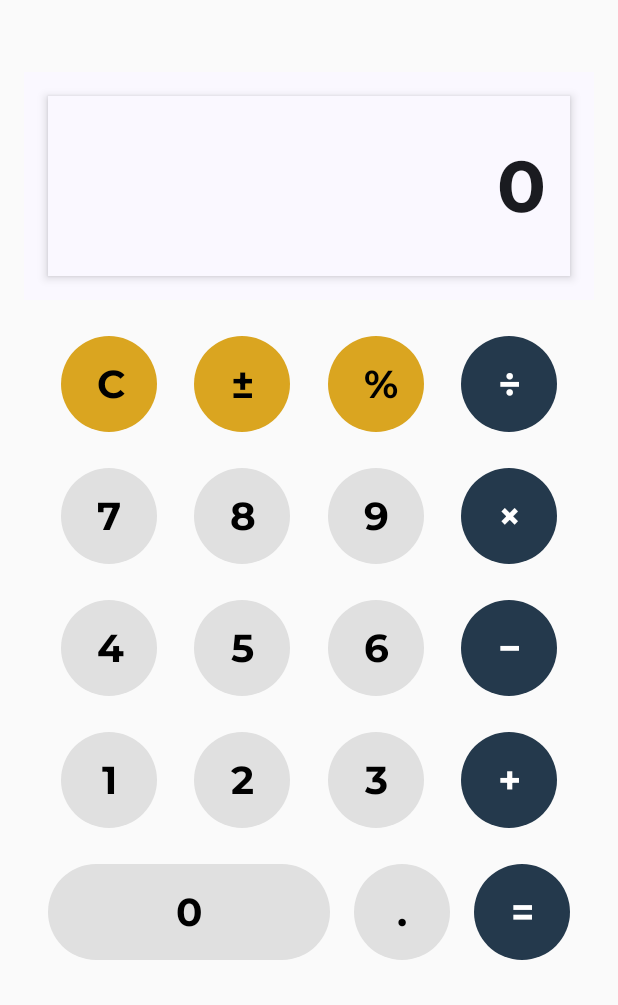
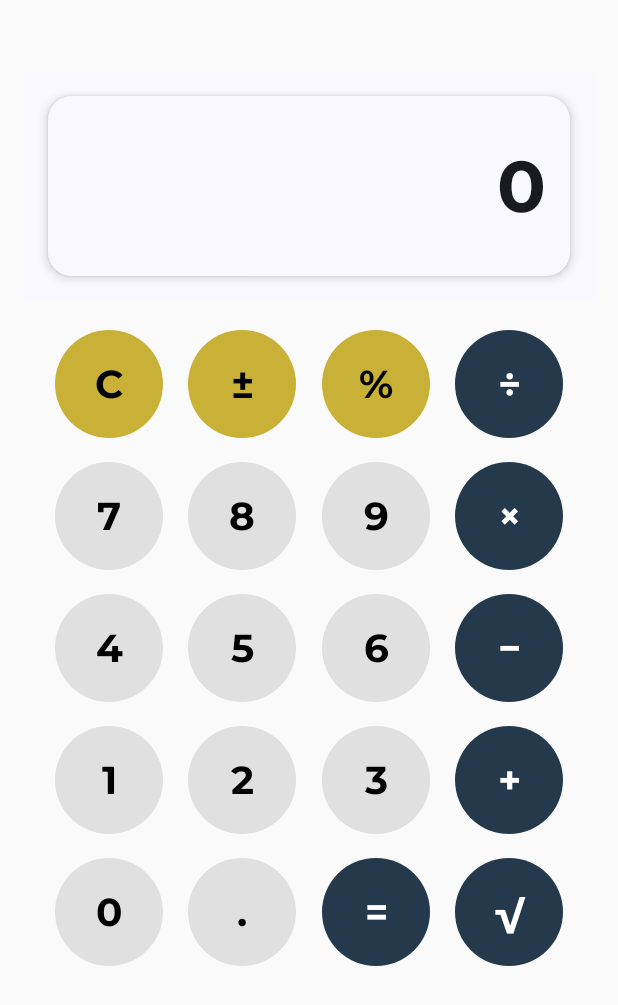
Before and after one commit to LuanadeSouza/Calculadora, an Android app built with Jetpack Compose: the screen it shows after launch (MainActivity), after a tap on an icon or button, on a phone screen of 412 x 824 dp. Shown: the top 1005 px of the screen. Run offline under Robolectric (Android 15) with nearby library versions, the phone set to English and light mode, and no system bars; 3 other taps on this screen came first.

```diff
--- a/app/src/main/java/com/luanadev/calculadora/ui/components/CalculatorDisplay.kt
+++ b/app/src/main/java/com/luanadev/calculadora/ui/components/CalculatorDisplay.kt
@@ -2,6 +2,7 @@ package com.luanadev.calculadora.ui.components
 
 import androidx.compose.foundation.background
 import androidx.compose.foundation.layout.*
+import androidx.compose.foundation.shape.RoundedCornerShape
 import androidx.compose.material3.MaterialTheme
 import androidx.compose.material3.Surface
 import androidx.compose.material3.Text
@@ -23,7 +24,8 @@ fun CalculatorDisplay(
             .fillMaxWidth()
             .background(MaterialTheme.colorScheme.surface)
             .padding(16.dp),
-        shadowElevation = 4.dp
+        shadowElevation = 4.dp,
+        shape = RoundedCornerShape(16.dp)
     ) {
         Box(
             contentAlignment = Alignment.CenterEnd,
--- a/app/src/main/java/com/luanadev/calculadora/ui/components/CalculatorGrid.kt
+++ b/app/src/main/java/com/luanadev/calculadora/ui/components/CalculatorGrid.kt
@@ -1,6 +1,11 @@
 package com.luanadev.calculadora.ui.components
 
-import androidx.compose.foundation.layout.*
+import androidx.compose.foundation.layout.Arrangement
+import androidx.compose.foundation.layout.Column
+import androidx.compose.foundation.layout.Row
+import androidx.compose.foundation.layout.fillMaxWidth
+import androidx.compose.foundation.layout.padding
+import androidx.compose.foundation.layout.size
 import androidx.compose.runtime.Composable
 import androidx.compose.ui.Modifier
 import androidx.compose.ui.graphics.Color
@@ -15,7 +20,7 @@ fun CalculatorGrid(onButtonClick: (String) -> Unit) {
         listOf("7", "8", "9", "×"),
         listOf("4", "5", "6", "−"),
         listOf("1", "2", "3", "+"),
-        listOf("0", ".", "=") // Última linha
+        listOf("0", ".", "=", "√") // Última linha com "0", ".", "=", e "√"
     )
 
     Column(
@@ -24,34 +29,21 @@ fun CalculatorGrid(onButtonClick: (String) -> Unit) {
             .padding(horizontal = 8.dp),
         verticalArrangement = Arrangement.spacedBy(8.dp)
     ) {
-        for ((index, row) in buttons.withIndex()) {
+        for (row in buttons) {
             Row(
                 modifier = Modifier.fillMaxWidth(),
-                horizontalArrangement = if (index == buttons.lastIndex) {
-                    Arrangement.End // Alinha a última linha ao lado direito
-                } else {
-                    Arrangement.SpaceEvenly // Espaçamento uniforme para as outras linhas
-                }
+                horizontalArrangement = Arrangement.SpaceEvenly // Espaçamento uniforme
             ) {
                 for (button in row) {
-                    val isOperator = button in listOf("+", "−", "×", "÷", "=")
+                    val isOperator = button in listOf("+", "−", "×", "÷", "=", "√")
                     val isAction = button in listOf("C", "±", "%")
-
-                    // Ajusta o botão "0" para ocupar mais espaço horizontal
-                    val modifier = if (button == "0" && index == buttons.lastIndex) {
-                        Modifier
-                            .weight(2f) // Ocupa o dobro do espaço
-                            .size(80.dp)
-                    } else {
-                        Modifier.size(80.dp)
-                    }
 
                     CalculatorButton(
                         label = button,
                         onClick = { onButtonClick(button) },
                         backgroundColor = when {
                             isOperator -> Color(0xFF24394C) // Azul profundo para operadores
-                            isAction -> Color(0xFFDAA520) // Dourado para ações
+                            isAction -> Color(0xFFC9B037) // Novo dourado metálico para ações
                             else -> Color(0xFFE0E0E0) // Cinza claro para números
                         },
                         textColor = when {
@@ -59,14 +51,13 @@ fun CalculatorGrid(onButtonClick: (String) -> Unit) {
                             isAction -> Color.Black
                             else -> Color.Black
                         },
-                        modifier = modifier.padding(4.dp) // Espaçamento entre os botões
+                        modifier = Modifier.size(80.dp) // Botão do mesmo tamanho
                     )
                 }
             }
         }
     }
 }
-
 
 
 
--- a/app/src/main/java/com/luanadev/calculadora/viewmodel/CalculatorViewModel.kt
+++ b/app/src/main/java/com/luanadev/calculadora/viewmodel/CalculatorViewModel.kt
@@ -8,16 +8,12 @@ import kotlinx.coroutines.flow.StateFlow
 
 class CalculatorViewModel : ViewModel() {
 
-    // Estado para o texto exibido no display
     private val _displayText = MutableStateFlow("0")
     val displayText: StateFlow<String> = _displayText
 
-    // Estado para o histórico de operações
     private val _history = MutableStateFlow<List<OperationHistory>>(emptyList())
     val history: StateFlow<List<OperationHistory>> = _history
 
-    // Operação atual (armazenada para cálculo)
-    private var currentOperation: String? = null
     private var previousValue: Double? = null
     private var currentOperator: String? = null
 
@@ -28,7 +24,7 @@ class CalculatorViewModel : ViewModel() {
             "C" -> clearAll()
             "±" -> toggleSign()
             "%" -> applyPercentage()
-            "+", "−", "×", "÷" -> setOperator(input)
+            "+", "−", "×", "÷", "^", "√" -> setOperator(input)
             "=" -> calculateResult()
             else -> appendNumber(input)
         }
@@ -36,7 +32,6 @@ class CalculatorViewModel : ViewModel() {
 
     private fun clearAll() {
         _displayText.value = "0"
-        currentOperation = null
         previousValue = null
         currentOperator = null
     }
@@ -55,7 +50,7 @@ class CalculatorViewModel : ViewModel() {
         val value = _displayText.value.toDoubleOrNull() ?: return
         previousValue = value
         currentOperator = operator
-        _displayText.value = "0"
+        _displayText.value = if (operator == "√") "0" else "0"
     }
 
     private fun calculateResult() {
@@ -63,19 +58,15 @@ class CalculatorViewModel : ViewModel() {
         val operator = currentOperator ?: return
         val firstValue = previousValue ?: return
 
-        // Cria a operação
         val operation = OperationHistory(
-            operation = "$firstValue $operator $secondValue",
-            result = calculateOperation.execute(firstValue, secondValue, operator).toString()
+            operation = if (operator == "√") "$operator($firstValue)" else "$firstValue $operator $secondValue",
+            result = if (operator == "√") calculateOperation.execute(firstValue, operator = "√").toString()
+            else calculateOperation.execute(firstValue, secondValue, operator).toString()
         )
 
-        // Atualiza o histórico
         _history.value = _history.value + operation
-
-        // Atualiza o display com o resultado
         _displayText.value = operation.result
 
-        // Reseta os valores
         previousValue = null
         currentOperator = null
     }
```
Also changed, not shown: app/src/main/java/com/luanadev/calculadora/domain/usecase/CalculateOperation.kt (+14 -3 lines).
